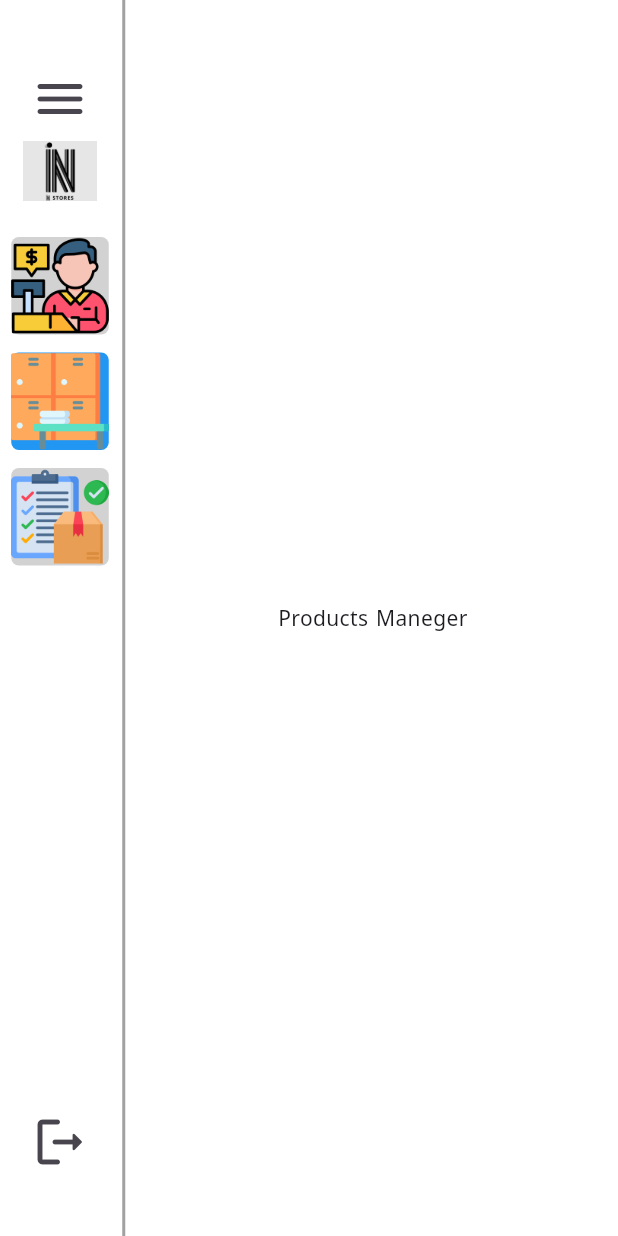
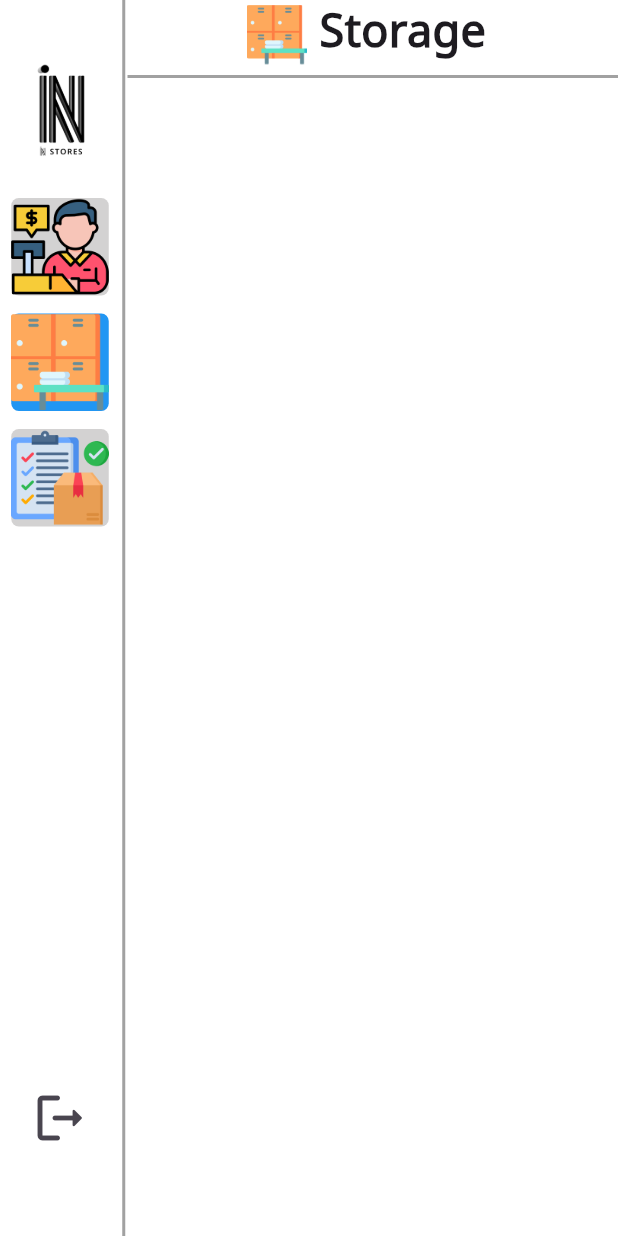
Before and after one commit to Hamedhossam/system, a Flutter app: the screen it shows after launch, after a tap on "Products", on a phone screen of 412 x 824 dp. Run offline on Flutter 3.47's test engine with Material 3 defaults, Android fonts, the phone set to English and light mode, and no system bars; our stand-ins replace file_picker.

Commit message:
adding storage module

```diff
--- a/lib/core/screens/home_screen.dart
+++ b/lib/core/screens/home_screen.dart
@@ -10,6 +10,7 @@ class HomeScreen extends StatefulWidget {
   const HomeScreen({super.key});
 
   @override
+  // ignore: library_private_types_in_public_api
   _HomeScreenState createState() => _HomeScreenState();
 }
 
@@ -110,22 +111,24 @@ class _HomeScreenState extends State<HomeScreen> {
       body: Row(
         children: [
           NavigationRail(
-              leading: Padding(
-                padding: const EdgeInsets.only(top: 30.0),
+              leading: const Padding(
+                padding: EdgeInsets.only(top: 30.0),
                 child: Column(
                   children: [
-                    IconButton(
-                      icon: const Icon(
-                        Icons.menu_rounded,
-                        size: 40,
-                      ),
-                      onPressed: () {
-                        // setState(() {
-                        //   _isExtended = !_isExtended;
-                        // });
-                      },
-                    ),
-                    const BuisinessImage(),
+                    BuisinessImage(),
+
+                    // IconButton(
+                    //   icon: const Icon(
+                    //     Icons.menu_rounded,
+                    //     size: 40,
+                    //   ),
+                    //   onPressed: () {
+                    //     // setState(() {
+                    //     //   _isExtended = !_isExtended;
+                    //     // });
+                    //   },
+                    // ),
+                    // const BuisinessImage(),
                   ],
                 ),
               ),
--- a/lib/core/widgets/buisiness_image.dart
+++ b/lib/core/widgets/buisiness_image.dart
@@ -8,8 +8,8 @@ class BuisinessImage extends StatelessWidget {
   @override
   Widget build(BuildContext context) {
     return SizedBox(
-      height: 50,
-      width: 50,
+      height: 80,
+      width: 80,
       child: Padding(
         padding: const EdgeInsets.only(bottom: 10.0),
         child: Image.asset(
--- a/lib/core/widgets/exit_widget.dart
+++ b/lib/core/widgets/exit_widget.dart
@@ -8,7 +8,7 @@ class ExitWidget extends StatelessWidget {
   @override
   Widget build(BuildContext context) {
     return Padding(
-      padding: const EdgeInsets.only(top: 350.0),
+      padding: const EdgeInsets.only(top: 360.0),
       child: IconButton(
         icon: const Icon(
           Icons.logout_rounded,
--- a/lib/modules/shopping/presentation/screens/shopping_view.dart
+++ b/lib/modules/shopping/presentation/screens/shopping_view.dart
@@ -2,141 +2,37 @@ import 'package:flutter/material.dart';
 import 'package:motors/core/widgets/horizental_line.dart';
 import 'package:motors/core/widgets/label.dart';
 import 'package:motors/modules/shopping/presentation/widgets/category_widget.dart';
+import 'package:motors/modules/shopping/presentation/widgets/products_list_view.dart';
 
 class ShoppingView extends StatelessWidget {
   const ShoppingView({super.key});
 
   @override
   Widget build(BuildContext context) {
-    return Scaffold(
+    return const Scaffold(
       backgroundColor: Colors.white,
       body: Column(
         children: [
-          const Label(tittle: "Categories"),
-          const HorizentalLine(),
-          const Row(
+          Label(tittle: "Categories"),
+          HorizentalLine(),
+          Row(
             mainAxisAlignment: MainAxisAlignment.spaceEvenly,
             children: [
               CategoryWidget(
-                  tittle: 'Shoes (Men)', image: "assets/images/shoes_men.jpg"),
+                  tittle: 'Shoes(Men)', image: "assets/images/shoes_men.jpg"),
               CategoryWidget(
-                  tittle: 'Shoes (Men)',
+                  tittle: 'Shoes(Women)',
                   image: "assets/images/shoes_women.jpg"),
+              CategoryWidget(tittle: 'Bags', image: "assets/images/bags.jpg"),
               CategoryWidget(
-                  tittle: 'Shoes (Men)', image: "assets/images/bags.jpg"),
-              CategoryWidget(
-                  tittle: 'Shoes (Men)',
+                  tittle: 'Accessories',
                   image: "assets/images/accessories.jpg"),
             ],
           ),
-          const HorizentalLine(),
-          const Label(tittle: "Products"),
-          const HorizentalLine(),
-          SizedBox(
-            height: 430,
-            child: GridView.builder(
-              gridDelegate: const SliverGridDelegateWithFixedCrossAxisCount(
-                crossAxisCount: 4, // 4 items per row
-                crossAxisSpacing: 8.0,
-                mainAxisSpacing: 8.0,
-                childAspectRatio: 0.75, // Adjust to change item height/width
-              ),
-              itemCount: 17,
-              itemBuilder: (context, index) {
-                return Card(
-                  color: const Color.fromARGB(255, 235, 233, 233),
-                  elevation: 4.0,
-                  child: Column(
-                    children: [
-                      Container(
-                        height: 200,
-                        width: double.maxFinite,
-                        decoration: const BoxDecoration(
-                          image: DecorationImage(
-                            fit: BoxFit.fill,
-                            image: AssetImage("assets/images/superstar.jpg"),
-                          ),
-                        ),
-                      ),
-                      const SizedBox(height: 5),
-                      const Text(
-                        "Addidas superstar mirror",
-                        style: TextStyle(
-                          fontSize: 14,
-                          fontWeight: FontWeight.bold,
-                        ),
-                      ),
-                      const SizedBox(height: 5),
-                      const SizedBox(height: 5),
-                      //! id Section
-                      const Row(
-                        children: [
-                          SizedBox(width: 5),
-                          SizedBox(
-                            width: 230,
-                            child: Text(
-                              overflow: TextOverflow.ellipsis,
-                              "Id                  : (335478)",
-                              style: TextStyle(fontSize: 14),
-                            ),
-                          ),
-                        ],
-                      ),
-                      //! Availabe Sizes Section
-                      const Row(
-                        children: [
-                          SizedBox(width: 5),
-                          SizedBox(
-                            width: 230,
-                            child: Text(
-                              overflow: TextOverflow.ellipsis,
-                              "Available Sizes : 36/37/38/39/40/41/42",
-                              style: TextStyle(fontSize: 14),
-                            ),
-                          ),
-                        ],
-                      ),
-                      //! Price Section
-                      const Row(
-                        children: [
-                          SizedBox(width: 5),
-                          SizedBox(
-                            width: 115,
-                            child: Text(
-                              overflow: TextOverflow.ellipsis,
-                              "Price              :",
-                              style: TextStyle(fontSize: 14),
-                            ),
-                          ),
-                          Text(
-                            overflow: TextOverflow.ellipsis,
-                            "280 Le",
-                            style: TextStyle(
-                                fontSize: 14, fontWeight: FontWeight.bold),
-                          ),
-                        ],
-                      ),
-                      const SizedBox(height: 10),
-                      ElevatedButton(
-                        style: const ButtonStyle(
-                            backgroundColor:
-                                WidgetStatePropertyAll(Colors.blue)),
-                        onPressed: () {},
-                        child: const Text(
-                          'Add To Cart',
-                          style: TextStyle(
-                            fontSize: 16,
-                            fontWeight: FontWeight.bold,
-                            color: Colors.white,
-                          ),
-                        ),
-                      ),
-                    ],
-                  ),
-                );
-              },
-            ),
-          )
+          HorizentalLine(),
+          Label(tittle: "Products"),
+          HorizentalLine(),
+          ProductsListView()
         ],
       ),
     );
--- /dev/null
+++ b/lib/modules/shopping/presentation/widgets/products_list_view.dart
@@ -0,0 +1,115 @@
+import 'package:flutter/material.dart';
+
+class ProductsListView extends StatelessWidget {
+  const ProductsListView({
+    super.key,
+  });
+
+  @override
+  Widget build(BuildContext context) {
+    return SizedBox(
+      height: 430,
+      child: GridView.builder(
+        gridDelegate: const SliverGridDelegateWithFixedCrossAxisCount(
+          crossAxisCount: 4, // 4 items per row
+          crossAxisSpacing: 8.0,
+          mainAxisSpacing: 8.0,
+          childAspectRatio: 0.75, // Adjust to change item height/width
+        ),
+        itemCount: 17,
+        itemBuilder: (context, index) {
+          return Card(
+            color: const Color.fromARGB(255, 235, 233, 233),
+            elevation: 4.0,
+            child: Column(
+              children: [
+                Container(
+                  height: 200,
+                  width: double.maxFinite,
+                  decoration: const BoxDecoration(
+                    image: DecorationImage(
+                      fit: BoxFit.fill,
+                      image: AssetImage("assets/images/superstar.jpg"),
+                    ),
+                  ),
+                ),
+                const SizedBox(height: 5),
+                const Text(
+                  "Addidas superstar mirror",
+                  style: TextStyle(
+                    fontSize: 14,
+                    fontWeight: FontWeight.bold,
+                  ),
+                ),
+                const SizedBox(height: 5),
+                const SizedBox(height: 5),
+                //! id Section
+                const Row(
+                  children: [
+                    SizedBox(width: 5),
+                    SizedBox(
+                      width: 230,
+                      child: Text(
+                        overflow: TextOverflow.ellipsis,
+                        "Id                  : (335478)",
+                        style: TextStyle(fontSize: 14),
+                      ),
+                    ),
+                  ],
+                ),
+                //! Availabe Sizes Section
+                const Row(
+                  children: [
+                    SizedBox(width: 5),
+                    SizedBox(
+                      width: 230,
+                      child: Text(
+                        overflow: TextOverflow.ellipsis,
+                        "Available Sizes : 36/37/38/39/40/41/42",
+                        style: TextStyle(fontSize: 14),
+                      ),
+                    ),
+                  ],
+                ),
+                //! Price Section
+                const Row(
+                  children: [
+                    SizedBox(width: 5),
+                    SizedBox(
+                      width: 115,
+                      child: Text(
+                        overflow: TextOverflow.ellipsis,
+                        "Price              :",
+                        style: TextStyle(fontSize: 14),
+                      ),
+                    ),
+                    Text(
+                      overflow: TextOverflow.ellipsis,
+                      "280 Le",
+                      style:
+                          TextStyle(fontSize: 14, fontWeight: FontWeight.bold),
+                    ),
+                  ],
+                ),
+                const SizedBox(height: 10),
+                ElevatedButton(
+                  style: const ButtonStyle(
+                      backgroundColor: WidgetStatePropertyAll(Colors.blue)),
+                  onPressed: () {},
+                  child: const Text(
+                    'Add To Cart',
+                    style: TextStyle(
+                      fontSize: 16,
+                      fontWeight: FontWeight.bold,
+                      color: Colors.white,
+                    ),
+                  ),
+                ),
+              ],
+            ),
+          );
+        },
+      ),
+    );
+  }
+}
--- a/lib/modules/storage/presentation/screens/storage_screen.dart
+++ b/lib/modules/storage/presentation/screens/storage_screen.dart
@@ -1,4 +1,7 @@
 import 'package:flutter/material.dart';
+import 'package:motors/core/widgets/horizental_line.dart';
+import 'package:motors/modules/storage/presentation/widgets/add_product_view.dart';
+import 'package:motors/modules/storage/presentation/widgets/storage_tittle_widget.dart';
 
 class StorageScreen extends StatelessWidget {
   const StorageScreen({super.key});
@@ -7,7 +10,12 @@ class StorageScreen extends StatelessWidget {
   Widget build(BuildContext context) {
     return const Scaffold(
       backgroundColor: Colors.white,
-      body: Center(child: Text("Products Maneger")),
+      body: Column(
+        children: [
+          StorageTittleWidget(),
+          HorizentalLine(),
+        ],
+      ),
     );
   }
 }
--- /dev/null
+++ b/lib/modules/storage/presentation/widgets/storage_tittle_widget.dart
@@ -0,0 +1,28 @@
+import 'package:flutter/material.dart';
+import 'package:motors/core/widgets/label.dart';
+
+class StorageTittleWidget extends StatelessWidget {
+  const StorageTittleWidget({
+    super.key,
+  });
+
+  @override
+  Widget build(BuildContext context) {
+    return Row(
+      mainAxisAlignment: MainAxisAlignment.center,
+      children: [
+        Padding(
+          padding: const EdgeInsets.only(top: 3.0),
+          child: SizedBox(
+              height: 40,
+              width: 40,
+              child: Image.asset("assets/icons/storage.png")),
+        ),
+        const Padding(
+          padding: EdgeInsets.symmetric(horizontal: 8.0),
+          child: Label(tittle: "Storage"),
+        ),
+      ],
+    );
+  }
+}
--- a/pubspec.yaml
+++ b/pubspec.yaml
@@ -35,6 +35,8 @@ dependencies:
   # The following adds the Cupertino Icons font to your application.
   # Use with the CupertinoIcons class for iOS style icons.
   cupertino_icons: ^1.0.6
+  image_picker: ^1.1.2
+  file_picker: ^8.1.3
 
 dev_dependencies:
   flutter_test:
```
Also changed, not shown: lib/core/widgets/text_field.dart (added, +48 -0 lines), lib/modules/storage/presentation/widgets/add_product_view.dart (added, +151 -0 lines), assets/icons/00.png (added), assets/icons/store_logo.png, pubspec.lock, 6 other files.
